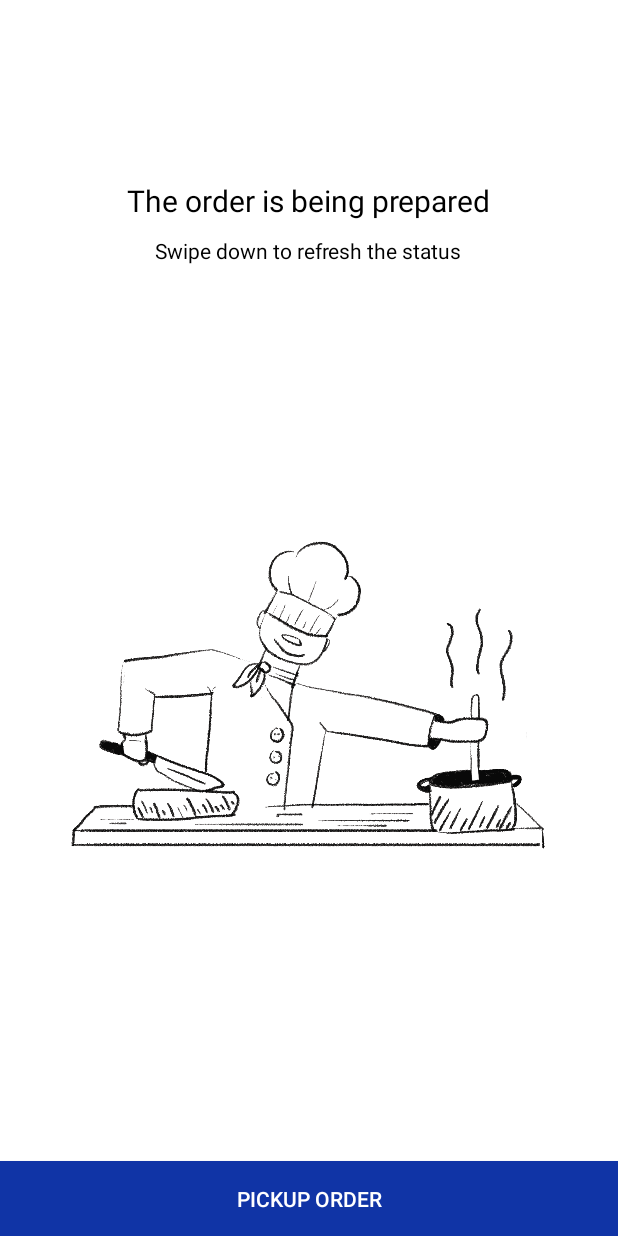
After one commit to PieterAp/codeTAES, an Android app: the layout fragment_cooking.xml on its own in the app's theme, with its tools: preview values and no code run, on a phone screen of 412 x 824 dp. The commit adds this screen. Run offline under Robolectric (Android 15) with nearby library versions, the phone set to English and light mode, and no system bars; network calls fail.

Commit message:
PRJ-71 Created a intermidiate step, the pickup action

```diff
--- a/app/build.gradle
+++ b/app/build.gradle
@@ -49,6 +49,7 @@ dependencies {
     implementation 'com.github.MKergall:osmbonuspack:6.9.0'
     implementation 'org.osmdroid:osmdroid-android:6.1.13'
     implementation 'com.google.android.gms:play-services-maps:18.1.0'
+    implementation 'com.github.bumptech.glide:glide:4.11.0'
     testImplementation 'junit:junit:4.13.2'
     androidTestImplementation 'androidx.test.ext:junit:1.1.3'
     androidTestImplementation 'androidx.test.espresso:espresso-core:3.4.0'
--- a/app/src/main/java/com/example/fastuga/ActiveOrders.kt
+++ b/app/src/main/java/com/example/fastuga/ActiveOrders.kt
@@ -79,6 +79,8 @@ class ActiveOrders : Fragment() {
                                 order.getString("customer_name"),
                                 order.getString("pickup_address"),
                                 order.getString("delivery_address"),
+                                order.getString("delivered_by"),
+                                order.getString("status"),
                                 order.getString("ticket_number").toInt(),
                                 0,
                                 distance
--- a/app/src/main/java/com/example/fastuga/OrderDetailsFragment.kt
+++ b/app/src/main/java/com/example/fastuga/OrderDetailsFragment.kt
@@ -350,7 +350,7 @@ class OrderDetailsFragment : Fragment() {
             obj, Response.Listener {
                 val bundle = Bundle()
                 bundle.putInt("orderID", orderID)
-                val myFragment: Fragment = ActiveOrderDetailsFragment()
+                val myFragment: Fragment = CookingFragment()
                 myFragment.arguments = bundle
                 val transaction: FragmentTransaction = fragmentManager!!.beginTransaction()
                 transaction.replace(R.id.fragment_container, myFragment)
--- a/app/src/main/java/com/example/fastuga/OrderModel.kt
+++ b/app/src/main/java/com/example/fastuga/OrderModel.kt
@@ -6,6 +6,8 @@ class OrderModel {
     var customerName: String? = null
     var pickup_address: String? = null
     var delivery_address: String? = null
+    var delivered_by: String? = null
+    var status: String? = null
     var ticketNumber = 0
     var profit = 0
     var distance = 0.0
@@ -17,6 +19,8 @@ class OrderModel {
         customerName: String?,
         pickup_address: String?,
         delivery_address: String?,
+        delivered_by: String?,
+        status: String?,
         ticketNumber: Int,
         profit: Int,
         distance: Double
@@ -26,6 +30,8 @@ class OrderModel {
         this.customerName = customerName
         this.pickup_address = pickup_address
         this.delivery_address = delivery_address
+        this.delivered_by = delivered_by
+        this.status = status
         this.ticketNumber = ticketNumber
         this.profit = profit
         this.distance = distance
--- a/app/src/main/java/com/example/fastuga/OrdersFragment.kt
+++ b/app/src/main/java/com/example/fastuga/OrdersFragment.kt
@@ -116,6 +116,8 @@ class OrdersFragment : Fragment() {
                                 order.getString("customer_name"),
                                 order.getString("pickup_address"),
                                 order.getString("delivery_address"),
+                                order.getString("delivered_by"),
+                                order.getString("status"),
                                 order.getString("ticket_number").toInt(),
                                 0,
                                 distance
--- /dev/null
+++ b/app/src/main/res/layout/fragment_cooking.xml
@@ -0,0 +1,82 @@
+<?xml version="1.0" encoding="utf-8"?>
+<androidx.swiperefreshlayout.widget.SwipeRefreshLayout xmlns:android="http://schemas.android.com/apk/res/android"
+    xmlns:tools="http://schemas.android.com/tools"
+    android:layout_width="match_parent"
+    android:layout_height="match_parent"
+    android:orientation="vertical"
+    android:id="@+id/pullToRefreshStatus"
+    tools:context=".OrderDetailsFragment">
+
+    <LinearLayout xmlns:android="http://schemas.android.com/apk/res/android"
+        xmlns:tools="http://schemas.android.com/tools"
+        android:layout_width="match_parent"
+        android:layout_height="match_parent"
+        android:orientation="vertical"
+        tools:context=".OrderDetailsFragment">
+
+    <LinearLayout
+        android:layout_width="match_parent"
+        android:layout_height="wrap_content"
+        android:orientation="vertical"
+        android:paddingTop="100dp">
+
+        <LinearLayout
+            android:layout_width="match_parent"
+            android:layout_height="wrap_content"
+            android:orientation="vertical"
+            android:paddingTop="20dp"
+            android:paddingLeft="20dp"
+            android:paddingRight="20dp"
+            android:paddingBottom="5dp"
+            android:gravity="center">
+
+            <TextView
+                android:id="@+id/header_title"
+                android:layout_width="wrap_content"
+                android:layout_height="match_parent"
+                android:text="The order is being prepared"
+                android:textColor="@color/black"
+                android:textSize="20dp"/>
+            <TextView
+                android:id="@+id/refreshInst"
+                android:layout_width="wrap_content"
+                android:layout_height="match_parent"
+                android:text="Swipe down to refresh the status"
+                android:textColor="@color/black"
+                android:paddingTop="10dp"
+                android:textSize="14dp"/>
+
+        </LinearLayout>
+    </LinearLayout>
+
+    <LinearLayout
+        android:layout_width="match_parent"
+        android:layout_height="match_parent"
+        android:orientation="vertical">
+
+        <LinearLayout
+            android:layout_width="fill_parent"
+            android:layout_height="0dp"
+            android:paddingTop="-50dp"
+            android:layout_weight="1"
+            android:orientation="vertical">
+
+            <ImageView
+                android:id="@+id/orderStatusImageView"
+                android:layout_width="fill_parent"
+                android:layout_height="fill_parent"
+                tools:src="@drawable/cooking"/>
+        </LinearLayout>
+
+        <androidx.appcompat.widget.AppCompatButton
+            android:id="@+id/btnPickUpOrder"
+            style="@style/Widget.AppCompat.Button.Colored"
+            android:layout_width="match_parent"
+            android:layout_height="50dp"
+            android:background="#1034A6"
+            android:text="Pickup order"/>
+
+    </LinearLayout>
+    </LinearLayout>
+
+</androidx.swiperefreshlayout.widget.SwipeRefreshLayout>
--- a/app/src/main/res/layout/fragment_order_details.xml
+++ b/app/src/main/res/layout/fragment_order_details.xml
@@ -208,7 +208,7 @@
             android:layout_width="match_parent"
             android:layout_height="50dp"
             android:background="#198754"
-            android:text="Accept order">
+            android:text="Claim order">
 
         </androidx.appcompat.widget.AppCompatButton>
 
```
Also changed, not shown: app/src/main/java/com/example/fastuga/ActiveOrderAdapter.kt (+21 -7 lines), app/src/main/java/com/example/fastuga/CookingFragment.kt (added, +184 -0 lines), app/src/main/res/drawable/cooking.gif (added), app/src/main/res/drawable/scotter.gif (added).
